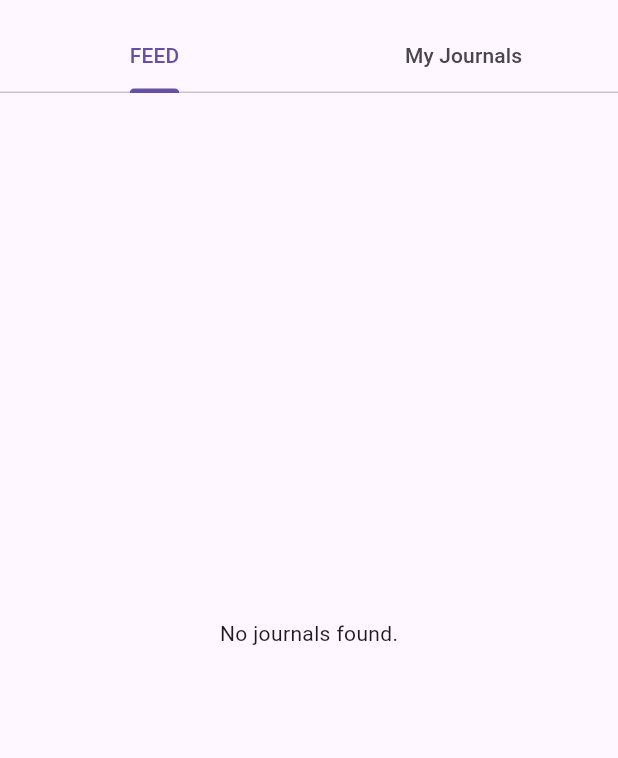
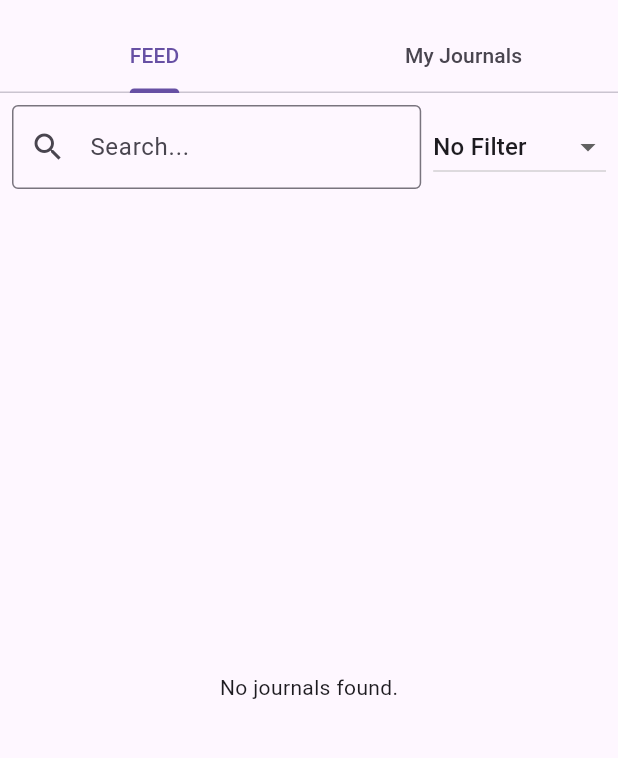
Before and after one commit to samaha-rizvi-4578/Travel-Journal-flutter, a Flutter app: the JournalFeedPage screen opened by its route, on a phone screen of 412 x 824 dp, the part 63-821 px from its top. Run offline on Flutter 3.47's test engine with Material 3 defaults, Android fonts, the phone set to English and light mode, and no system bars; our stand-ins replace bloc, cloud_firestore, dropdown_search, equatable, firebase_auth, firebase_core and 8 more; accounts and stored records are empty.

Commit message:
implement search and filter functionality in journal feed and my journals tabs

```diff
--- a/lib/journal/presentation/pages/journal_feed_page.dart
+++ b/lib/journal/presentation/pages/journal_feed_page.dart
@@ -7,9 +7,18 @@ import '../../bloc/journal_event.dart';
 import '../../bloc/journal_bloc.dart';
 import '../../bloc/journal_state.dart';
 import '../../data/journal_repository.dart';
+import '../widgets/search_and_filter_widget.dart'; // Import the widget
 
-class JournalFeedPage extends StatelessWidget {
+class JournalFeedPage extends StatefulWidget {
   const JournalFeedPage({super.key});
+
+  @override
+  State<JournalFeedPage> createState() => _JournalFeedPageState();
+}
+
+class _JournalFeedPageState extends State<JournalFeedPage> {
+  String searchQuery = '';
+  String filterOption = 'None';
 
   @override
   Widget build(BuildContext context) {
@@ -35,18 +44,66 @@ class JournalFeedPage extends StatelessWidget {
           body: TabBarView(
             children: [
               // FEED Tab
-              BlocBuilder<JournalBloc, JournalState>(
+              Column(
+                children: [
+                  Padding(
+                    padding: const EdgeInsets.all(8.0),
+                    child: SearchAndFilterWidget(
+                      onSearch: (query) {
+                        setState(() {
+                          searchQuery = query;
+                        });
+                      },
+                      onFilter: (filter) {
+                        setState(() {
+                          filterOption = filter;
+                        });
+                      },
+                    ),
+                  ),
+                  Expanded(
+                    child: BlocBuilder<JournalBloc, JournalState>(
                       builder: (context, state) {
                         if (state is JournalLoading) {
                           return const Center(child: CircularProgressIndicator());
                         } else if (state is JournalLoaded) {
-                    if (state.journals.isEmpty) {
+                          var journals = state.journals;
+
+                          // Apply Search
+                          if (searchQuery.isNotEmpty) {
+                            journals = journals
+                                .where((journal) =>
+                                    journal.placeName
+                                        .toLowerCase()
+                                        .contains(searchQuery.toLowerCase()) ||
+                                    journal.userEmail
+                                        .toLowerCase()
+                                        .contains(searchQuery.toLowerCase()))
+                                .toList();
+                          }
+
+                          // Apply Filter
+                          if (filterOption == 'Budget') {
+                            journals = journals
+                                .where((journal) => journal.budget != null)
+                                .toList();
+                            journals.sort((a, b) => (a.budget ?? 0).compareTo(b.budget ?? 0));
+                          } else if (filterOption == 'Visited') {
+                            journals = journals.where((journal) => journal.visited).toList();
+                          } else if (filterOption == 'Wishlist') {
+                            journals = journals.where((journal) => !journal.visited).toList();
+                          } else if (filterOption == 'Alphabetical') {
+                            journals.sort((a, b) => a.placeName.compareTo(b.placeName));
+                          }
+
+                          if (journals.isEmpty) {
                             return const Center(child: Text('No journals found.'));
                           }
+
                           return ListView.builder(
-                      itemCount: state.journals.length,
+                            itemCount: journals.length,
                             itemBuilder: (context, index) {
-                        final journal = state.journals[index];
+                              final journal = journals[index];
                               return ListTile(
                                 onTap: () => context.push('/journal/${journal.id}'),
                                 title: Text(journal.placeName),
@@ -56,9 +113,8 @@ class JournalFeedPage extends StatelessWidget {
                                     crossAxisAlignment: CrossAxisAlignment.start,
                                     children: [
                                       Text("Created By: ${journal.userEmail}"),
-                                Text("Mood: ${journal.mood}"),
+                                      Text("Budget: ${journal.budget ?? 'N/A'}"),
                                       Text("Visited: ${journal.visited ? 'Yes' : 'No'}"),
-                                Text("Notes: ${journal.notes}"),
                                     ],
                                   ),
                                 ),
@@ -73,29 +129,66 @@ class JournalFeedPage extends StatelessWidget {
                         return const Center(child: Text('Fetching journals...'));
                       },
                     ),
-
-              // My Journals Tab
-              Scaffold(
-                appBar: AppBar(
-                  title: const Text('My Journals'),
-                  actions: [
-                    IconButton(
-                      icon: const Icon(Icons.add),
-                      onPressed: () => context.push('/add-journal'),
                   ),
                 ],
               ),
-                body: BlocBuilder<JournalBloc, JournalState>(
+
+              // My Journals Tab
+              Column(
+                children: [
+                  Padding(
+                    padding: const EdgeInsets.all(8.0),
+                    child: SearchAndFilterWidget(
+                      onSearch: (query) {
+                        setState(() {
+                          searchQuery = query;
+                        });
+                      },
+                      onFilter: (filter) {
+                        setState(() {
+                          filterOption = filter;
+                        });
+                      },
+                    ),
+                  ),
+                  Expanded(
+                    child: BlocBuilder<JournalBloc, JournalState>(
                       builder: (context, state) {
                         if (state is JournalLoading) {
                           return const Center(child: CircularProgressIndicator());
                         } else if (state is JournalLoaded) {
-                      final myJournals = state.journals
+                          var myJournals = state.journals
                               .where((journal) => journal.userEmail == userEmail) // Use logged-in user's email
                               .toList();
+
+                          // Apply Search
+                          if (searchQuery.isNotEmpty) {
+                            myJournals = myJournals
+                                .where((journal) =>
+                                    journal.placeName
+                                        .toLowerCase()
+                                        .contains(searchQuery.toLowerCase()))
+                                .toList();
+                          }
+
+                          // Apply Filter
+                          if (filterOption == 'Budget') {
+                            myJournals = myJournals
+                                .where((journal) => journal.budget != null)
+                                .toList();
+                            myJournals.sort((a, b) => (a.budget ?? 0).compareTo(b.budget ?? 0));
+                          } else if (filterOption == 'Visited') {
+                            myJournals = myJournals.where((journal) => journal.visited).toList();
+                          } else if (filterOption == 'Wishlist') {
+                            myJournals = myJournals.where((journal) => !journal.visited).toList();
+                          } else if (filterOption == 'Alphabetical') {
+                            myJournals.sort((a, b) => a.placeName.compareTo(b.placeName));
+                          }
+
                           if (myJournals.isEmpty) {
                             return const Center(child: Text('No journals found.'));
                           }
+
                           return ListView.builder(
                             itemCount: myJournals.length,
                             itemBuilder: (context, index) {
@@ -108,7 +201,7 @@ class JournalFeedPage extends StatelessWidget {
                                   child: Column(
                                     crossAxisAlignment: CrossAxisAlignment.start,
                                     children: [
-                                  Text("Mood: ${journal.mood}"),
+                                      Text("Budget: ${journal.budget ?? 'N/A'}"),
                                       Text("Visited: ${journal.visited ? 'Yes' : 'No'}"),
                                       Text("Notes: ${journal.notes}"),
                                     ],
@@ -128,6 +221,8 @@ class JournalFeedPage extends StatelessWidget {
                   ),
                 ],
               ),
+            ],
+          ),
         ),
       ),
     );
--- /dev/null
+++ b/lib/journal/presentation/widgets/Search_and_Filter_widget.dart
@@ -0,0 +1,60 @@
+import 'package:flutter/material.dart';
+
+class SearchAndFilterWidget extends StatefulWidget {
+  final Function(String) onSearch;
+  final Function(String) onFilter;
+
+  const SearchAndFilterWidget({
+    super.key,
+    required this.onSearch,
+    required this.onFilter,
+  });
+
+  @override
+  State<SearchAndFilterWidget> createState() => _SearchAndFilterWidgetState();
+}
+
+class _SearchAndFilterWidgetState extends State<SearchAndFilterWidget> {
+  String selectedFilter = 'None';
+
+  @override
+  Widget build(BuildContext context) {
+    return Row(
+      mainAxisAlignment: MainAxisAlignment.spaceBetween,
+      children: [
+        // Search Field
+        Expanded(
+          child: TextField(
+            decoration: const InputDecoration(
+              hintText: 'Search...',
+              prefixIcon: Icon(Icons.search),
+              border: OutlineInputBorder(),
+            ),
+            onChanged: widget.onSearch,
+          ),
+        ),
+        const SizedBox(width: 8),
+
+        // Filter Dropdown
+        DropdownButton<String>(
+          value: selectedFilter,
+          items: const [
+            DropdownMenuItem(value: 'None', child: Text('No Filter')),
+            DropdownMenuItem(value: 'Budget', child: Text('Budget')),
+            DropdownMenuItem(value: 'Visited', child: Text('Visited')),
+            DropdownMenuItem(value: 'Wishlist', child: Text('Wishlist')),
+            DropdownMenuItem(value: 'Alphabetical', child: Text('Alphabetical')),
+          ],
+          onChanged: (value) {
+            if (value != null) {
+              setState(() {
+                selectedFilter = value;
+              });
+              widget.onFilter(value);
+            }
+          },
+        ),
+      ],
+    );
+  }
+}
```
Lines whose indentation alone changed are shown as unchanged.
